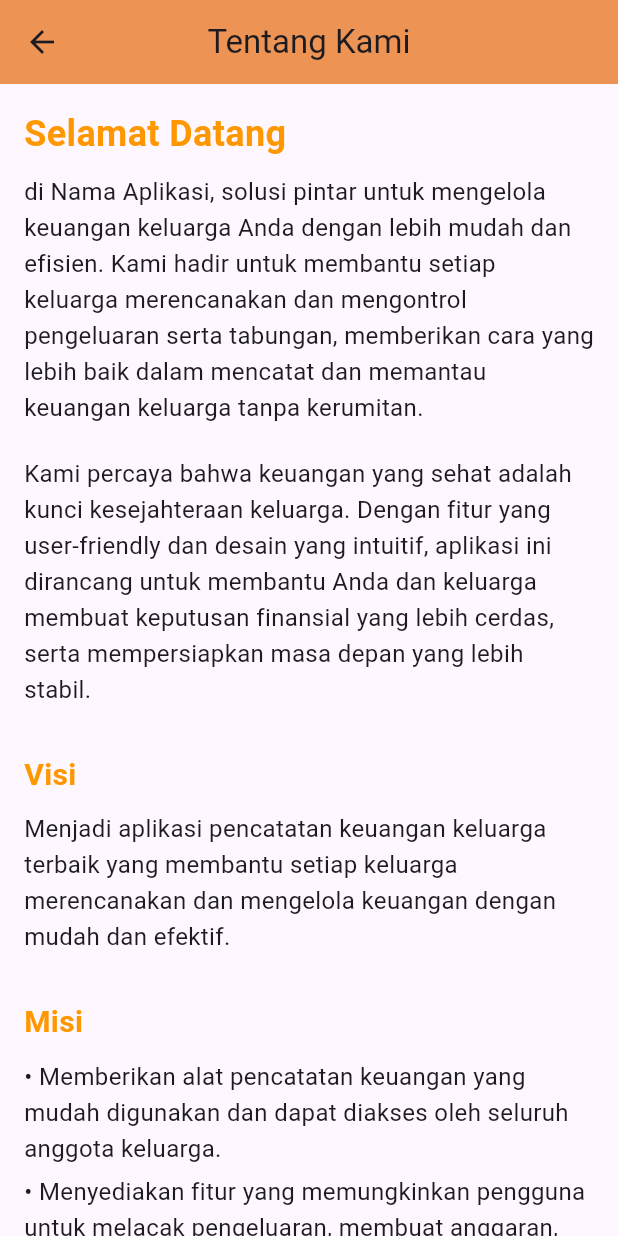
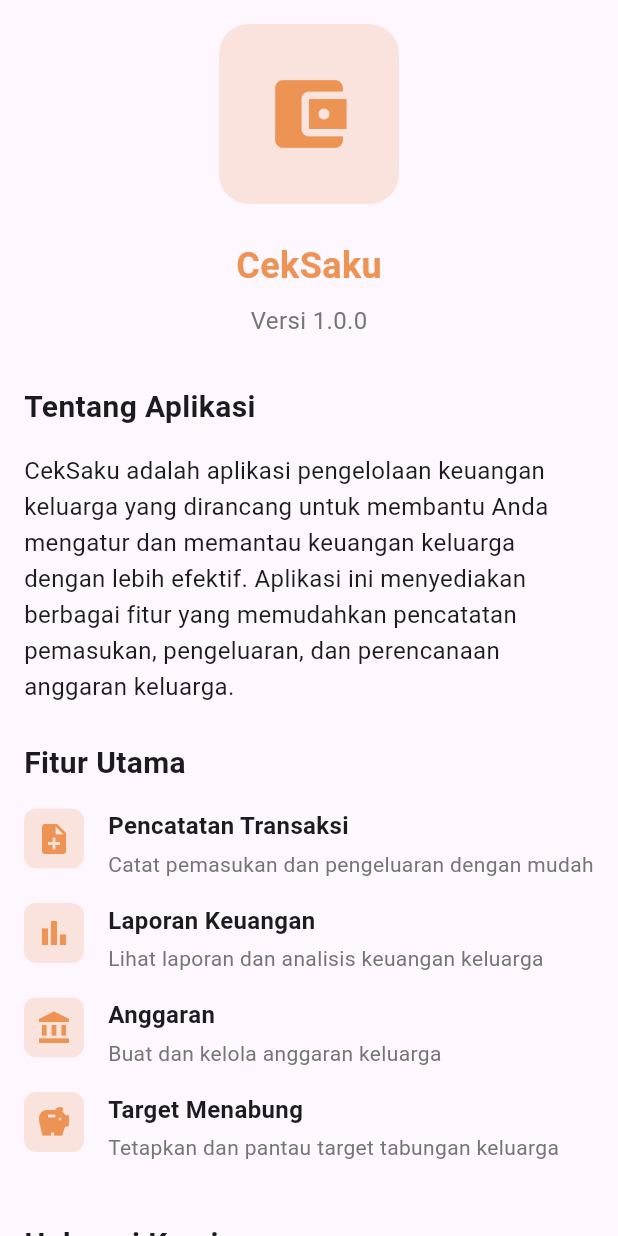
Before and after one commit to maechel11/PM2-CatatanKeuangan, a Flutter app: the AboutView screen opened directly, on a phone screen of 412 x 824 dp. Run offline on Flutter 3.47's test engine with Material 3 defaults, Android fonts, the phone set to English and light mode, and no system bars; our stand-ins replace cloud_firestore, firebase_auth, firebase_core, get; accounts and stored records are empty.

Commit message:
rendika : menambahkan halaman about

```diff
--- a/lib/app/modules/about/controllers/about_controller.dart
+++ b/lib/app/modules/about/controllers/about_controller.dart
@@ -1,30 +1,23 @@
-// import 'package:get/get.dart';
-
-// class AboutController extends GetxController {
-//   //TODO: Implement AboutController
-
-//   final count = 0.obs;
-//   @override
-//   void onInit() {
-//     super.onInit();
-//   }
-
-//   @override
-//   void onReady() {
-//     super.onReady();
-//   }
-
-//   @override
-//   void onClose() {
-//     super.onClose();
-//   }
-
-//   void increment() => count.value++;
-// }
-
 import 'package:get/get.dart';
 
 class AboutController extends GetxController {
-  // Logika atau data tambahan untuk halaman Tentang Kami
-  final String appName = "Nama Aplikasi"; // Ganti dengan nama aplikasi Anda
+  //TODO: Implement AboutController
+
+  final count = 0.obs;
+  @override
+  void onInit() {
+    super.onInit();
+  }
+
+  @override
+  void onReady() {
+    super.onReady();
+  }
+
+  @override
+  void onClose() {
+    super.onClose();
+  }
+
+  void increment() => count.value++;
 }
--- a/lib/app/modules/about/views/about_view.dart
+++ b/lib/app/modules/about/views/about_view.dart
@@ -5,75 +5,140 @@ import '../controllers/about_controller.dart';
 class AboutView extends GetView<AboutController> {
   const AboutView({super.key});
 
+  final mainColor = const Color.fromARGB(255, 237, 148, 85);
+
   @override
   Widget build(BuildContext context) {
     return Scaffold(
-      appBar: AppBar(
-        title: const Text('Tentang Kami'),
-        centerTitle: true,
-        backgroundColor: Color.fromARGB(255, 237, 148, 85),
-      ),
       body: SingleChildScrollView(
         child: Padding(
           padding: const EdgeInsets.all(16.0),
           child: Column(
             crossAxisAlignment: CrossAxisAlignment.start,
             children: [
-              Text(
-                'Selamat Datang',
-                style: TextStyle(
-                  fontSize: 24,
-                  fontWeight: FontWeight.bold,
-                  color: Colors.orange,
+              // App Logo/Icon
+              Center(
+                child: Container(
+                  height: 120,
+                  width: 120,
+                  margin: const EdgeInsets.only(bottom: 24),
+                  decoration: BoxDecoration(
+                    color: const Color.fromARGB(255, 237, 148, 85)
+                        .withOpacity(0.2),
+                    borderRadius: BorderRadius.circular(20),
+                  ),
+                  child: const Icon(
+                    Icons.account_balance_wallet,
+                    size: 60,
+                    color: Color.fromARGB(255, 237, 148, 85),
+                  ),
                 ),
               ),
-              const SizedBox(height: 10),
-              Text(
-                'di ${controller.appName}, solusi pintar untuk mengelola keuangan keluarga Anda dengan lebih mudah dan efisien. Kami hadir untuk membantu setiap keluarga merencanakan dan mengontrol pengeluaran serta tabungan, memberikan cara yang lebih baik dalam mencatat dan memantau keuangan keluarga tanpa kerumitan.',
-                style: TextStyle(fontSize: 16, height: 1.5),
+
+              // App Name and Version
+              Center(
+                child: Column(
+                  children: [
+                    const Text(
+                      'CekSaku',
+                      style: TextStyle(
+                        fontSize: 24,
+                        fontWeight: FontWeight.bold,
+                        color: Color.fromARGB(255, 237, 148, 85),
+                      ),
+                    ),
+                    const SizedBox(height: 8),
+                    Text(
+                      'Versi 1.0.0',
+                      style: TextStyle(
+                        color: Colors.grey[600],
+                        fontSize: 16,
+                      ),
+                    ),
+                  ],
+                ),
               ),
-              const SizedBox(height: 20),
-              Text(
-                'Kami percaya bahwa keuangan yang sehat adalah kunci kesejahteraan keluarga. Dengan fitur yang user-friendly dan desain yang intuitif, aplikasi ini dirancang untuk membantu Anda dan keluarga membuat keputusan finansial yang lebih cerdas, serta mempersiapkan masa depan yang lebih stabil.',
-                style: TextStyle(fontSize: 16, height: 1.5),
-              ),
-              const SizedBox(height: 30),
-              Text(
-                'Visi',
+
+              const SizedBox(height: 32),
+
+              // Description Section
+              const Text(
+                'Tentang Aplikasi',
                 style: TextStyle(
                   fontSize: 20,
                   fontWeight: FontWeight.bold,
-                  color: Colors.orange,
                 ),
               ),
-              const SizedBox(height: 10),
-              Text(
-                'Menjadi aplikasi pencatatan keuangan keluarga terbaik yang membantu setiap keluarga merencanakan dan mengelola keuangan dengan mudah dan efektif.',
+              const SizedBox(height: 16),
+              const Text(
+                'CekSaku adalah aplikasi pengelolaan keuangan keluarga yang dirancang untuk membantu Anda mengatur dan memantau keuangan keluarga dengan lebih efektif. Aplikasi ini menyediakan berbagai fitur yang memudahkan pencatatan pemasukan, pengeluaran, dan perencanaan anggaran keluarga.',
                 style: TextStyle(fontSize: 16, height: 1.5),
               ),
-              const SizedBox(height: 30),
-              Text(
-                'Misi',
+
+              const SizedBox(height: 24),
+
+              // Features Section
+              const Text(
+                'Fitur Utama',
                 style: TextStyle(
                   fontSize: 20,
                   fontWeight: FontWeight.bold,
-                  color: Colors.orange,
                 ),
               ),
-              const SizedBox(height: 10),
+              const SizedBox(height: 16),
+              _buildFeatureItem(
+                Icons.note_add,
+                'Pencatatan Transaksi',
+                'Catat pemasukan dan pengeluaran dengan mudah',
+              ),
+              _buildFeatureItem(
+                Icons.bar_chart,
+                'Laporan Keuangan',
+                'Lihat laporan dan analisis keuangan keluarga',
+              ),
+              _buildFeatureItem(
+                Icons.account_balance,
+                'Anggaran',
+                'Buat dan kelola anggaran keluarga',
+              ),
+              _buildFeatureItem(
+                Icons.savings,
+                'Target Menabung',
+                'Tetapkan dan pantau target tabungan keluarga',
+              ),
+
+              const SizedBox(height: 24),
+
+              // Contact Section
               const Text(
-                '• Memberikan alat pencatatan keuangan yang mudah digunakan dan dapat diakses oleh seluruh anggota keluarga.',
-                style: TextStyle(fontSize: 16, height: 1.5),
+                'Hubungi Kami',
+                style: TextStyle(
+                  fontSize: 20,
+                  fontWeight: FontWeight.bold,
+                ),
               ),
-              const SizedBox(height: 5),
-              const Text(
-                '• Menyediakan fitur yang memungkinkan pengguna untuk melacak pengeluaran, membuat anggaran, dan merencanakan tabungan jangka panjang.',
-                style: TextStyle(fontSize: 16, height: 1.5),
+              const SizedBox(height: 16),
+              _buildContactItem(
+                Icons.email,
+                'Email',
+                'support@familyfinance.com',
               ),
-              const SizedBox(height: 5),
-              const Text(
-                '• Membangun kesadaran keuangan dalam keluarga, agar setiap keputusan finansial lebih bijak dan terencana.',
-                style: TextStyle(fontSize: 16, height: 1.5),
+              _buildContactItem(
+                Icons.phone,
+                'Telepon',
+                '+62 123 4567 890',
+              ),
+
+              // Developer Info
+              const SizedBox(height: 32),
+              Center(
+                child: Text(
+                  '© 2024 CekSaku',
+                  style: TextStyle(
+                    color: Colors.grey[600],
+                    fontSize: 14,
+                  ),
+                ),
               ),
             ],
           ),
@@ -81,4 +146,78 @@ class AboutView extends GetView<AboutController> {
       ),
     );
   }
+
+  Widget _buildFeatureItem(IconData icon, String title, String description) {
+    return Padding(
+      padding: const EdgeInsets.only(bottom: 16),
+      child: Row(
+        crossAxisAlignment: CrossAxisAlignment.start,
+        children: [
+          Container(
+            padding: const EdgeInsets.all(8),
+            decoration: BoxDecoration(
+              color: const Color.fromARGB(255, 237, 148, 85).withOpacity(0.2),
+              borderRadius: BorderRadius.circular(8),
+            ),
+            child: Icon(icon,
+                color: const Color.fromARGB(255, 237, 148, 85), size: 24),
+          ),
+          const SizedBox(width: 16),
+          Expanded(
+            child: Column(
+              crossAxisAlignment: CrossAxisAlignment.start,
+              children: [
+                Text(
+                  title,
+                  style: const TextStyle(
+                    fontSize: 16,
+                    fontWeight: FontWeight.bold,
+                  ),
+                ),
+                const SizedBox(height: 4),
+                Text(
+                  description,
+                  style: TextStyle(
+                    fontSize: 14,
+                    color: Colors.grey[600],
+                  ),
+                ),
+              ],
+            ),
+          ),
+        ],
+      ),
+    );
+  }
+
+  Widget _buildContactItem(IconData icon, String title, String value) {
+    return Padding(
+      padding: const EdgeInsets.only(bottom: 16),
+      child: Row(
+        children: [
+          Icon(icon, color: const Color.fromARGB(255, 237, 148, 85), size: 24),
+          const SizedBox(width: 16),
+          Column(
+            crossAxisAlignment: CrossAxisAlignment.start,
+            children: [
+              Text(
+                title,
+                style: const TextStyle(
+                  fontSize: 16,
+                  fontWeight: FontWeight.bold,
+                ),
+              ),
+              Text(
+                value,
+                style: TextStyle(
+                  fontSize: 14,
+                  color: Colors.grey[600],
+                ),
+              ),
+            ],
+          ),
+        ],
+      ),
+    );
+  }
 }
--- a/lib/app/routes/app_pages.dart
+++ b/lib/app/routes/app_pages.dart
@@ -1,5 +1,7 @@
 import 'package:get/get.dart';
 
+import '../modules/about/bindings/about_binding.dart';
+import '../modules/about/views/about_view.dart';
 import '../modules/atur_ulang_kata_sandi/bindings/atur_ulang_kata_sandi_binding.dart';
 import '../modules/atur_ulang_kata_sandi/views/atur_ulang_kata_sandi_view.dart';
 import '../modules/bantuan/bindings/bantuan_binding.dart';
@@ -79,5 +81,17 @@ class AppPages {
       page: () => ResetPasswordView(),
       binding: ResetPasswordBinding(),
     ),
+    GetPage(
+      name: _Paths.ABOUT,
+      page: () => const AboutView(),
+      binding: AboutBinding(),
+      children: [
+        GetPage(
+          name: _Paths.ABOUT,
+          page: () => const AboutView(),
+          binding: AboutBinding(),
+        ),
+      ],
+    ),
   ];
 }
--- a/lib/app/routes/app_routes.dart
+++ b/lib/app/routes/app_routes.dart
@@ -13,6 +13,7 @@ abstract class Routes {
   static const ATUR_ULANG_KATA_SANDI = _Paths.ATUR_ULANG_KATA_SANDI;
   static const HUBUNGI_LAYANAN = _Paths.HUBUNGI_LAYANAN;
   static const RESET_PASSWORD = _Paths.RESET_PASSWORD;
+  static const ABOUT = _Paths.ABOUT;
 }
 
 abstract class _Paths {
@@ -27,4 +28,5 @@ abstract class _Paths {
   static const ATUR_ULANG_KATA_SANDI = '/atur-ulang-kata-sandi';
   static const HUBUNGI_LAYANAN = '/hubungi-layanan';
   static const RESET_PASSWORD = '/reset-password';
+  static const ABOUT = '/about';
 }
```
